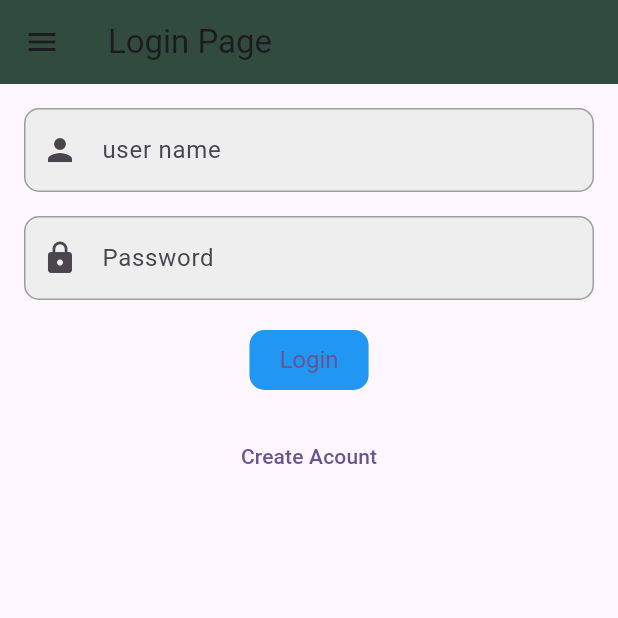
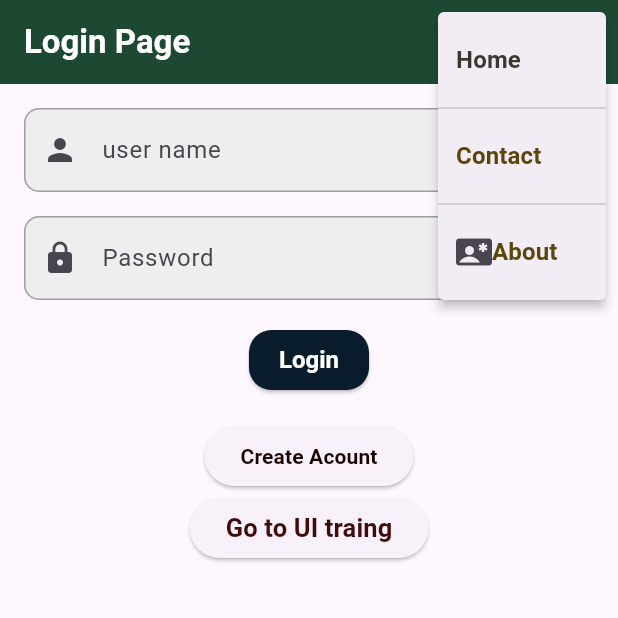
Before and after one commit to meba1/different-uI-in-flutter, a Flutter app: the screen it shows after launch, after a tap on the "menu" icon, on a phone screen of 412 x 824 dp, the top half of it. Run offline on Flutter 3.47's test engine with Material 3 defaults, Android fonts, the phone set to English and light mode, and no system bars; our stand-ins replace pretty_qr_code; missing offline and left inert: mobile_scanner.

```diff
--- a/lib/create_account.dart
+++ b/lib/create_account.dart
@@ -1,6 +1,7 @@
-import 'package:flutter/cupertino.dart';
+
 import 'package:flutter/material.dart';
-import 'package:flutter/widgets.dart';
+
+
 
 class create_account extends StatefulWidget {
   const create_account({super.key});
@@ -18,22 +19,27 @@ class _create_account extends State<create_account> {
   Widget build(BuildContext context) {
     return Scaffold(
       appBar: AppBar(
-        title: const Text('Create Account Page'),
-        backgroundColor: Color.fromARGB(255, 194, 207, 201),
+        title: const Text(
+          'Create Account Page',
+          style: TextStyle(color: Colors.white, fontWeight: FontWeight.bold),
+        ),
+        backgroundColor: Color.fromARGB(255, 24, 58, 42),
         actions: <Widget>[
           PopupMenuButton<String>(
               onSelected: (String result) {
                 print(result);
-                //if();
+                if (result == 'Home') {
+                  //do somthing here for your home page
+                } else if (result == 'Contact') {
+                  //do somthing here for your Contact page
+                } else if (result == 'About') {
+                  //do somthing here for your About page
+                }
               },
               icon: const Icon(Icons.menu),
               itemBuilder: (BuildContext context) => <PopupMenuEntry<String>>[
                     const PopupMenuItem<String>(
                       value: 'Home',
-                      // child: Container(
-                      //   padding: EdgeInsets.all(8),
-                      //   decoration: BoxDecoration(color: Color.fromARGB(255, 100, 80, 19),
-                      //   borderRadius: BorderRadius.circular(8),),
                       child: Text(
                         'Home',
                         style: TextStyle(
@@ -52,7 +58,6 @@ class _create_account extends State<create_account> {
                             color: Color.fromARGB(255, 90, 70, 11),
                             fontWeight: FontWeight.bold),
                       ),
-
                     ),
                     const PopupMenuDivider(),
                     const PopupMenuItem<String>(
@@ -178,6 +183,15 @@ class _create_account extends State<create_account> {
               },
               child: const Text('Create Acount'),
             ),
+            ElevatedButton(
+              onPressed: () {
+                //  Navigator.push(
+                //   context,
+                //   MaterialPageRoute(builder: (context) =>  different_ui()),
+                // );
+              },
+              child: const Text('Go to UI traing'),
+            ),
           ],
         ),
       ),
--- a/lib/login.dart
+++ b/lib/login.dart
@@ -17,18 +17,77 @@ class _loginpagestate extends State<Loginpage> {
   Widget build(BuildContext context) {
     return Scaffold(
       appBar: AppBar(
-        title: const Text('Login Page'),
-        backgroundColor: const Color.fromARGB(255, 49, 75, 62),
-          leading: IconButton(
-            icon: const Icon(Icons.menu),
-            tooltip: 'Menu',
-            onPressed: () {
-                // Navigator.push(
-                //   context,
-                //   MaterialPageRoute(builder: (context) => const menubar()),
-                // );
+        title: const Text(
+          'Login Page',
+          style: TextStyle(color: Colors.white, fontWeight: FontWeight.bold),
+        ),
+        backgroundColor: Color.fromARGB(255, 29, 73, 51),
+        actions: <Widget>[
+          PopupMenuButton<String>(
+              onSelected: (String result) {
+                print(result);
+                if (result == 'Home') {
+                  //do somthing here for your home page
+                } else if (result == 'Contact') {
+                  //do somthing here for your Contact page
+                } else if (result == 'About') {
+                  //do somthing here for your About page
+                }
               },
-          ),
+              icon: const Icon(Icons.menu),
+              itemBuilder: (BuildContext context) => <PopupMenuEntry<String>>[
+                    const PopupMenuItem<String>(
+                      value: 'Home',
+                      child: Text(
+                        'Home',
+                        style: TextStyle(
+                            fontSize: 16,
+                            color: Color.fromARGB(255, 58, 55, 47),
+                            fontWeight: FontWeight.bold),
+                      ),
+                    ),
+                    const PopupMenuDivider(),
+                    const PopupMenuItem<String>(
+                      value: 'Contact',
+                      child: Text(
+                        'Contact',
+                        style: TextStyle(
+                            fontSize: 16,
+                            color: Color.fromARGB(255, 90, 70, 11),
+                            fontWeight: FontWeight.bold),
+                      ),
+                    ),
+                    const PopupMenuDivider(),
+                    const PopupMenuItem<String>(
+                      value: 'About',
+                      child: Row(
+                        children: [
+                          Icon(Icons.contact_emergency),
+                          SizedBox(height: 8),
+                          Text(
+                            "About",
+                            style: TextStyle(
+                                fontSize: 16,
+                                color: Color.fromARGB(255, 90, 70, 11),
+                                fontWeight: FontWeight.bold),
+                          )
+                        ],
+                      ),
+                    ),
+                    // PopupMenuDivider(),
+                    // PopupMenuItem<String>(
+                    //   value: 'try',
+                    //   child: Container(
+                    //     padding: EdgeInsets.all(8),
+                    //     decoration: BoxDecoration(
+                    //       color: const Color.fromARGB(255, 172, 151, 151),
+                    //       borderRadius: BorderRadius.circular(8),
+                    //     ),
+                    //     child: Text('try'),
+                    //   ),
+                    // ),
+                  ])
+        ],
       ),
       body: Padding(
         padding: const EdgeInsets.all(16),
@@ -84,31 +143,46 @@ class _loginpagestate extends State<Loginpage> {
             const SizedBox(
               height: 16,
             ),
-
-            TextButton(
-              style: TextButton.styleFrom(
-
-                backgroundColor: Colors.blue,
+            ElevatedButton(
+              style: ElevatedButton.styleFrom(
+                backgroundColor: Color.fromARGB(255, 9, 28, 44),
                 textStyle: const TextStyle(fontSize: 16),
-                padding: const EdgeInsets.symmetric(horizontal: 20.0, vertical: 10.0),
+                padding: const EdgeInsets.symmetric(
+                    horizontal: 20.0, vertical: 10.0),
                 shape: RoundedRectangleBorder(
-                  borderRadius: BorderRadius.circular(10.0),
+                  borderRadius: BorderRadius.circular(15.0),
                 ),
               ),
               onPressed: () {
                 //loging here
               },
-              child: const Text('Login'),
+              child: const Text(
+                'Login',
+                style:
+                    TextStyle(color: Colors.white, fontWeight: FontWeight.bold),
+              ),
             ),
             const SizedBox(height: 16),
-            TextButton(
+            ElevatedButton(
               onPressed: () {
                 Navigator.push(
                   context,
-                  MaterialPageRoute(builder: (context) => const create_account()),
+                  MaterialPageRoute(
+                      builder: (context) => const create_account()),
                 );
               },
-              child: const Text('Create Acount'),
+              child: const Text('Create Acount', style:
+                    TextStyle(color: Color.fromARGB(255, 27, 4, 4), fontWeight: FontWeight.bold),),
+            ),
+            ElevatedButton(
+              onPressed: () {
+                // Navigator.push(
+                //   context,
+                //   MaterialPageRoute(builder: (context) =>  different_ui()),
+                // );
+              },
+              child: const Text('Go to UI traing', style:
+                    TextStyle(color: Color.fromARGB(255, 63, 11, 11), fontWeight: FontWeight.bold,fontSize: 17,),),
             ),
           ],
         ),
--- a/lib/main.dart
+++ b/lib/main.dart
@@ -11,11 +11,11 @@ class MyApp extends StatelessWidget {
   @override
   Widget build(BuildContext context) {
     return MaterialApp(
-      title: 'Flutter Demo',
+      title: 'Trying different things on flutter',
 
       theme: ThemeData(
 
-        colorScheme: ColorScheme.fromSeed(seedColor: Colors.deepPurple),
+        colorScheme: ColorScheme.fromSeed(seedColor: const Color.fromARGB(255, 32, 13, 65)),
         useMaterial3: true,
       ),
       home:  const Loginpage(),
--- a/pubspec.yaml
+++ b/pubspec.yaml
@@ -32,9 +32,12 @@ dependencies:
     sdk: flutter
 
 
+
   # The following adds the Cupertino Icons font to your application.
   # Use with the CupertinoIcons class for iOS style icons.
   cupertino_icons: ^1.0.6
+  mobile_scanner: ^4.0.1
+  pretty_qr_code: ^3.2.1
 
 dev_dependencies:
   flutter_test:
```
Also changed, not shown: lib/generate_code_page.dart (added, +49 -0 lines), lib/scan_code_page.dart (added, +59 -0 lines), pubspec.lock, 2 other files.
